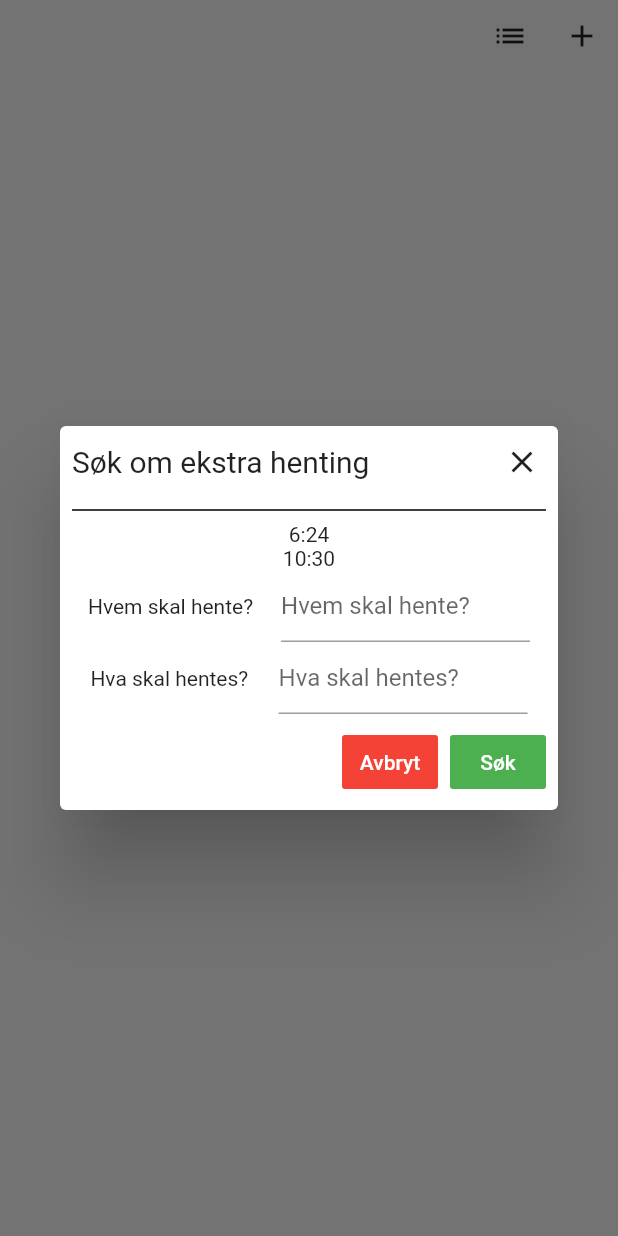
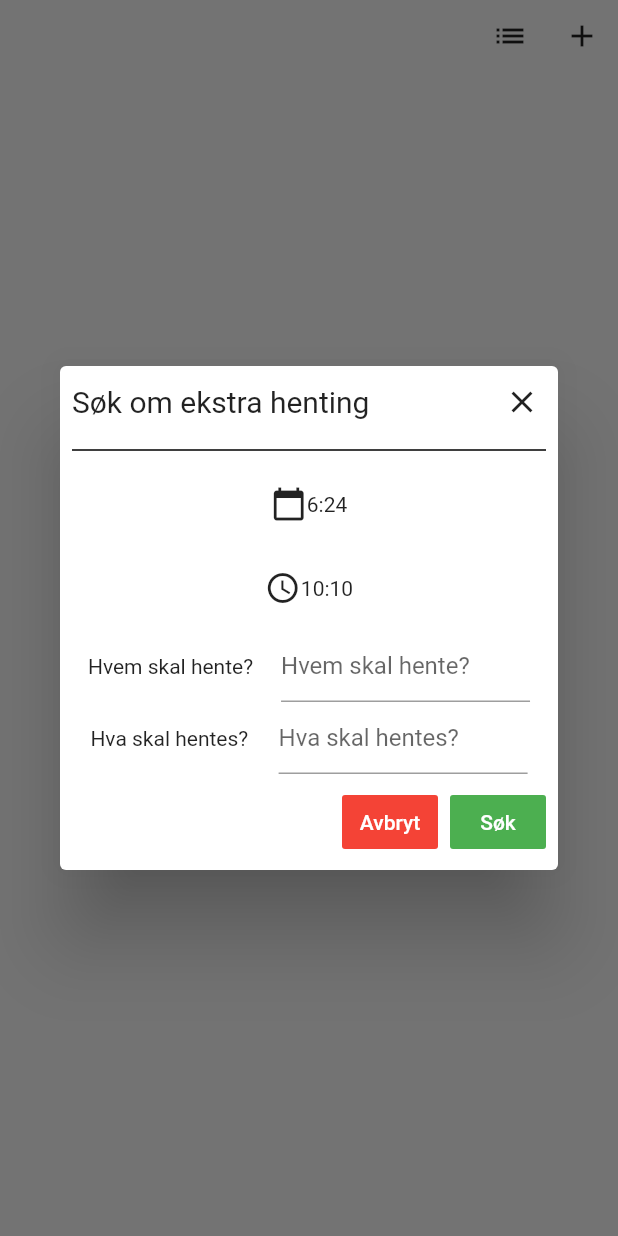
Before and after one commit to Knowit-Objectnet/oko-ombruk-mobile, a Flutter app: the CalendarScreen screen opened directly, after a tap on the "list" icon, after a tap on the "add" icon, on a phone screen of 412 x 824 dp. Run offline on Flutter 3.47's test engine with Material 2 defaults, Android fonts, the phone set to English and light mode, and no system bars; missing offline and left inert: flutter_week_view.

Commit message:
add icons to datepicker

```diff
--- a/app/lib/tabs/calendar/ExtraHentingPopup/DateField.dart
+++ b/app/lib/tabs/calendar/ExtraHentingPopup/DateField.dart
@@ -1,4 +1,5 @@
 import 'package:flutter/material.dart';
+
 
 class DateField extends StatelessWidget {
   DateField({Key key, @required this.date}) : super(key: key);
@@ -7,6 +8,18 @@ class DateField extends StatelessWidget {
 
   @override
   Widget build(BuildContext context) {
-    return Text(date.month.toString() + ':' + date.day.toString());
-  }
+    return Padding(
+      padding: EdgeInsets.all(16.0),
+
+      child: Row(
+        mainAxisAlignment: MainAxisAlignment.center,
+        children: <Widget>[
+
+          Icon(Icons.calendar_today),
+          Text(date.month.toString() + ':' + date.day.toString())
+        ]
+
+    ));
+
+    }
 }
--- a/app/lib/tabs/calendar/ExtraHentingPopup/TimeField.dart
+++ b/app/lib/tabs/calendar/ExtraHentingPopup/TimeField.dart
@@ -7,6 +7,17 @@ class TimeField extends StatelessWidget {
 
   @override
   Widget build(BuildContext context) {
-    return Text(time.hour.toString() + ':' + time.minute.toString());
+    return Padding(
+      padding: EdgeInsets.all(16.0),
+
+      child: Row(
+        mainAxisAlignment: MainAxisAlignment.center,
+        children: <Widget>[
+
+          Icon(Icons.access_time),
+          Text(time.hour.toString() + ':' + time.hour.toString())
+        ]
+
+    ));
   }
 }
```
